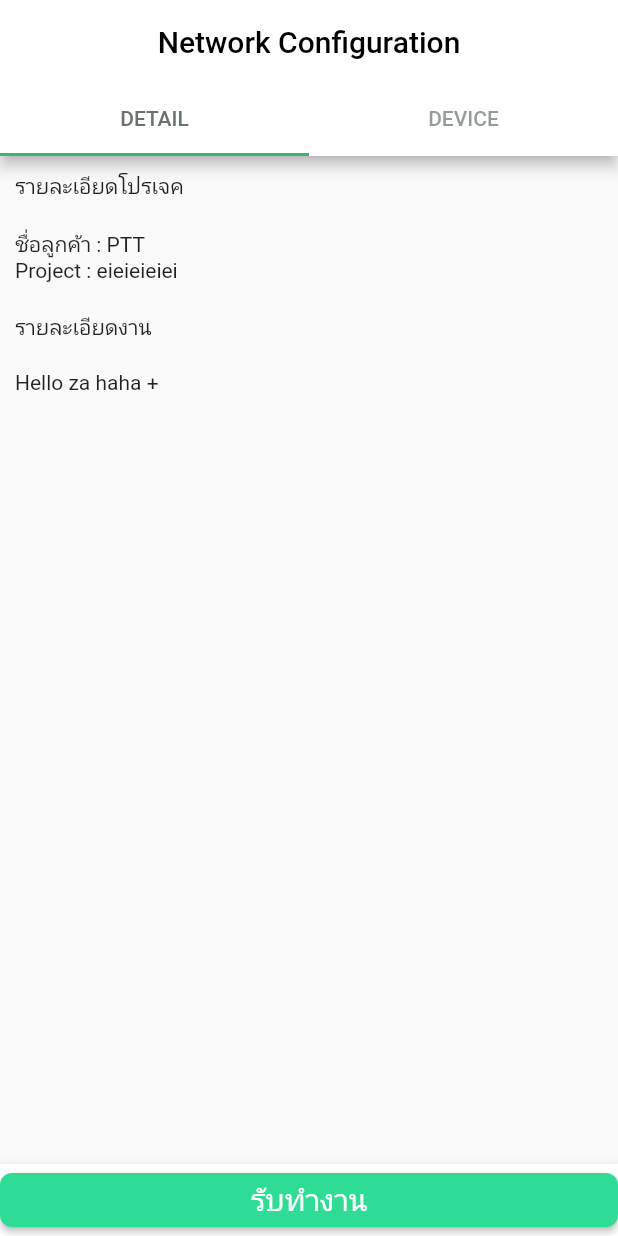
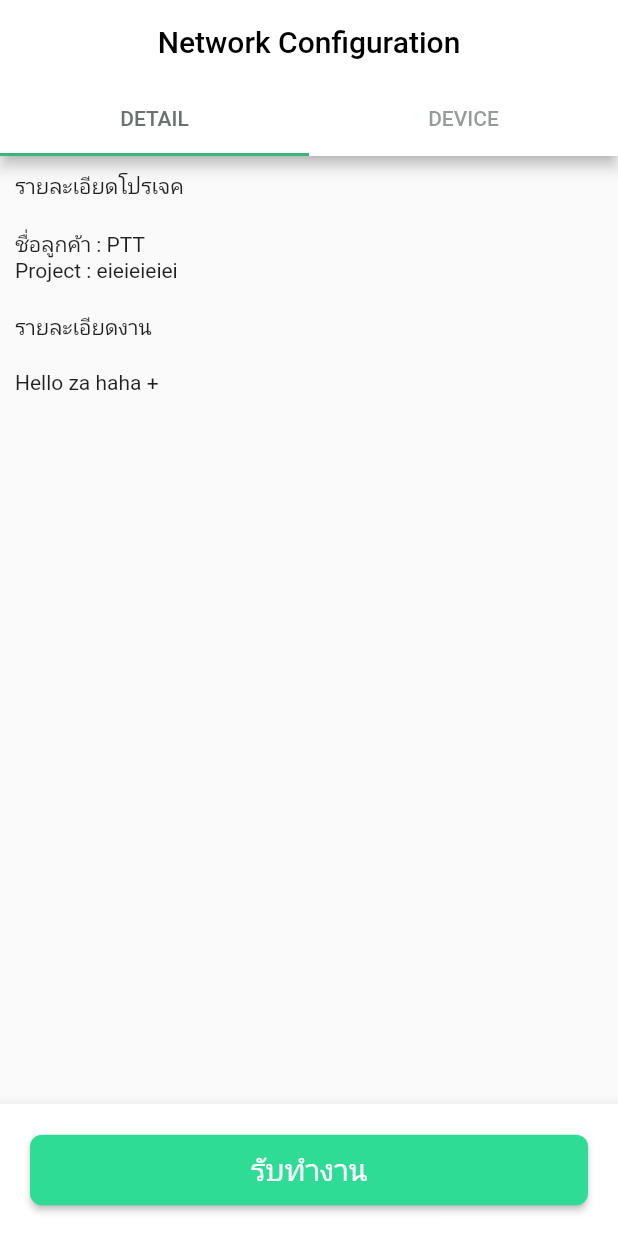
Before and after one commit to godprogrammer3/technician_app, a Flutter app: the screen it shows after launch, on a phone screen of 412 x 824 dp. Run offline on Flutter 3.47's test engine with Material 2 defaults, Android fonts, the phone set to English and light mode, and no system bars; our stand-ins replace bloc, data_connection_checker, equatable, flutter_bloc, flutter_svg, pin_code_fields; missing offline and left inert: configurable_expansion_tile.

Commit message:
correct bottom button

```diff
--- a/lap_app/lib/ui/pages/task_detail_page.dart
+++ b/lap_app/lib/ui/pages/task_detail_page.dart
@@ -32,14 +32,21 @@ class TaskDetail extends StatelessWidget{
 
         bottomNavigationBar: BottomAppBar(
         color: Colors.white,
-        child:
-          RaisedButton(
+        child: Container(
+          margin: EdgeInsets.all(20),
+          child:
+            RaisedButton(
             color: const Color(0xFF2FDC96),
             shape: RoundedRectangleBorder(borderRadius: new BorderRadius.circular(8.0),  ),
             textColor: Colors.white,
             onPressed: ()=>print('hello'),
-            child: new Text('รับทำงาน', style: TextStyle(fontSize: 20)),
-          )
+            child: Container(
+              margin: EdgeInsets.all(10),
+              child: Text('รับทำงาน', style: TextStyle(fontSize: 20))
+            ),
+          ),
+        )
+
         )
 
       )
```
Also changed, not shown: lap_app/assets/images/but_npress.svg (added).
